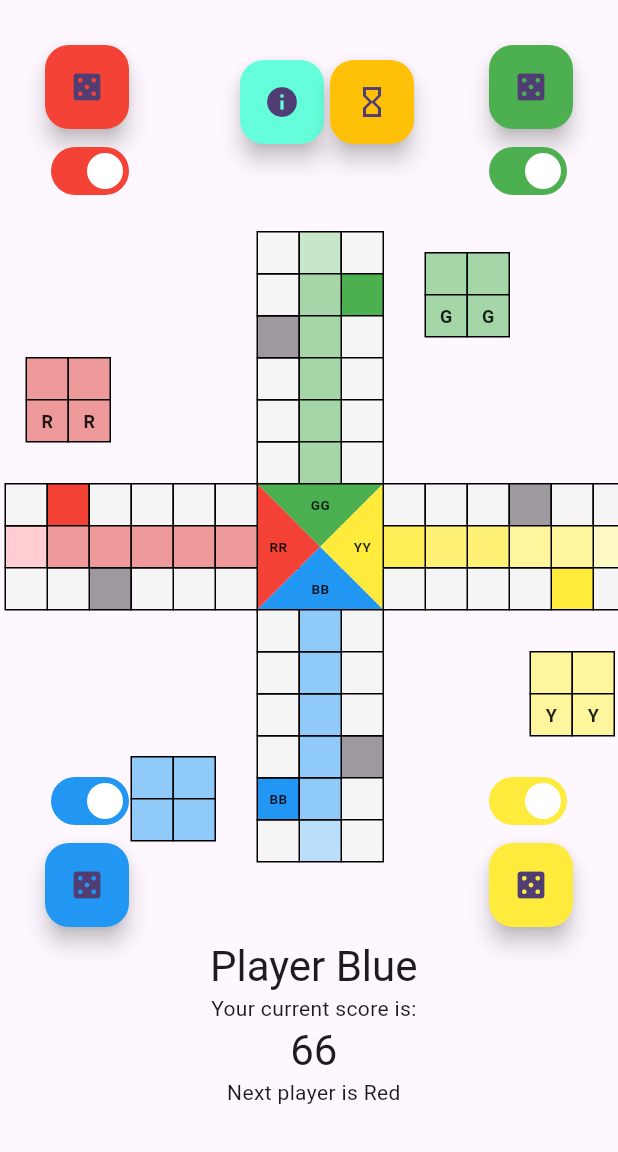
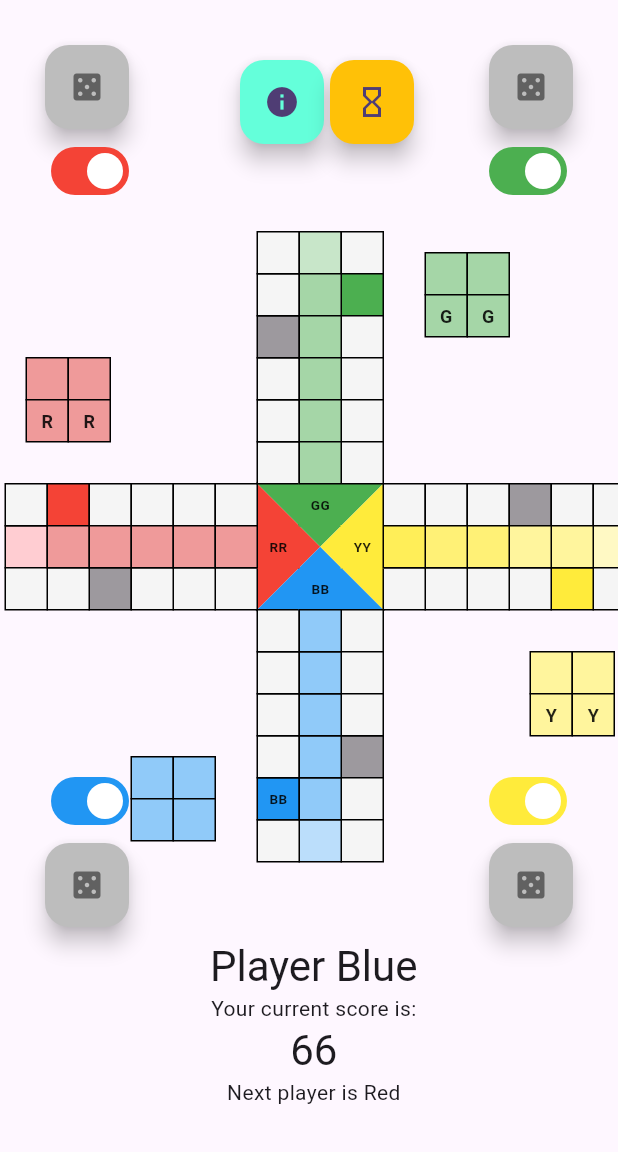
Before and after one commit to mikduk/ludo-game, a Flutter app: the screen it shows after launch, on a phone screen of 412 x 824 dp, the part 84-1236 px from its top. Run offline on Flutter 3.47's test engine with Material 3 defaults, Android fonts, the phone set to English and light mode, and no system bars; our stand-ins replace get.

Commit message:
blokada rzutu z przycisku dla bot

```diff
--- a/lib/controllers/game_page_controller.dart
+++ b/lib/controllers/game_page_controller.dart
@@ -156,11 +156,6 @@ class GamePageController extends GetxController {
     }
     return result;
   }
-
-  Future<void> moveFirstPawn() async => await movePawn(pawnNumber: 0);
-  Future<void> moveSecondPawn() async => await movePawn(pawnNumber: 1);
-  Future<void> moveThirdPawn() async => await movePawn(pawnNumber: 2);
-  Future<void> moveFourthPawn() async => await movePawn(pawnNumber: 3);
 
   Future<void> movePawn({int? pawnNumber}) async {
     print('|movePawn| waitForMove: $waitForMove');
--- a/lib/views/game_page.dart
+++ b/lib/views/game_page.dart
@@ -51,13 +51,13 @@ class GamePage extends StatelessWidget {
           Positioned(
             top: 30,
             left: 30,
-            child: FloatingActionButton(
+            child: Obx(() => FloatingActionButton(
               heroTag: 'btn1',
-              backgroundColor: Colors.red,
-              onPressed: () => gameController.rollDice(player: 1),
+              backgroundColor: gameController.bots[1] ? Colors.grey.shade400 : Colors.red,
+              onPressed: () => gameController.bots[1] ? null : gameController.rollDice(player: 1),
               tooltip: 'Roll dice (1 to 6)',
-              child: const Icon(Icons.casino),
-            ),
+              child: Icon(Icons.casino, color: gameController.bots[1] ? Colors.grey.shade700: null),
+            )),
           ),
           Positioned(
               top: 90,
@@ -73,13 +73,13 @@ class GamePage extends StatelessWidget {
           Positioned(
             top: 30,
             right: 30,
-            child: FloatingActionButton(
+            child: Obx(() => FloatingActionButton(
               heroTag: 'btn2',
-              backgroundColor: Colors.green,
-              onPressed: () => gameController.rollDice(player: 2),
+              backgroundColor: gameController.bots[2] ? Colors.grey.shade400 : Colors.green,
+              onPressed: () => gameController.bots[2] ? null : gameController.rollDice(player: 2),
               tooltip: 'Roll dice (1 to 6)',
-              child: const Icon(Icons.casino),
-            ),
+              child: Icon(Icons.casino, color: gameController.bots[2] ? Colors.grey.shade700: null),
+            )),
           ),
           Positioned(
               top: 90,
@@ -95,13 +95,13 @@ class GamePage extends StatelessWidget {
           Positioned(
             bottom: 150,
             left: 30,
-            child: FloatingActionButton(
-              heroTag: 'btn3',
-              backgroundColor: Colors.blue,
-              onPressed: () => gameController.rollDice(player: 0),
+            child: Obx(() => FloatingActionButton(
+              heroTag: 'btn0',
+              backgroundColor: gameController.bots[0] ? Colors.grey.shade400 : Colors.blue,
+              onPressed: () => gameController.bots[0] ? null : gameController.rollDice(player: 0),
               tooltip: 'Roll dice (1 to 6)',
-              child: const Icon(Icons.casino),
-            ),
+              child: Icon(Icons.casino, color: gameController.bots[0] ? Colors.grey.shade700: null),
+            )),
           ),
           Positioned(
               bottom: 210,
@@ -117,13 +117,13 @@ class GamePage extends StatelessWidget {
           Positioned(
             bottom: 150,
             right: 30,
-            child: FloatingActionButton(
-              heroTag: 'btn4',
-              backgroundColor: Colors.yellow,
-              onPressed: () => gameController.rollDice(player: 3),
+            child: Obx(() => FloatingActionButton(
+              heroTag: 'btn3',
+              backgroundColor: gameController.bots[3] ? Colors.grey.shade400 : Colors.yellow,
+              onPressed: () => gameController.bots[3] ? null : gameController.rollDice(player: 3),
               tooltip: 'Roll dice (1 to 6)',
-              child: const Icon(Icons.casino),
-            ),
+              child: Icon(Icons.casino, color: gameController.bots[3] ? Colors.grey.shade700: null),
+            )),
           ),
           Positioned(
               bottom: 210,
```
